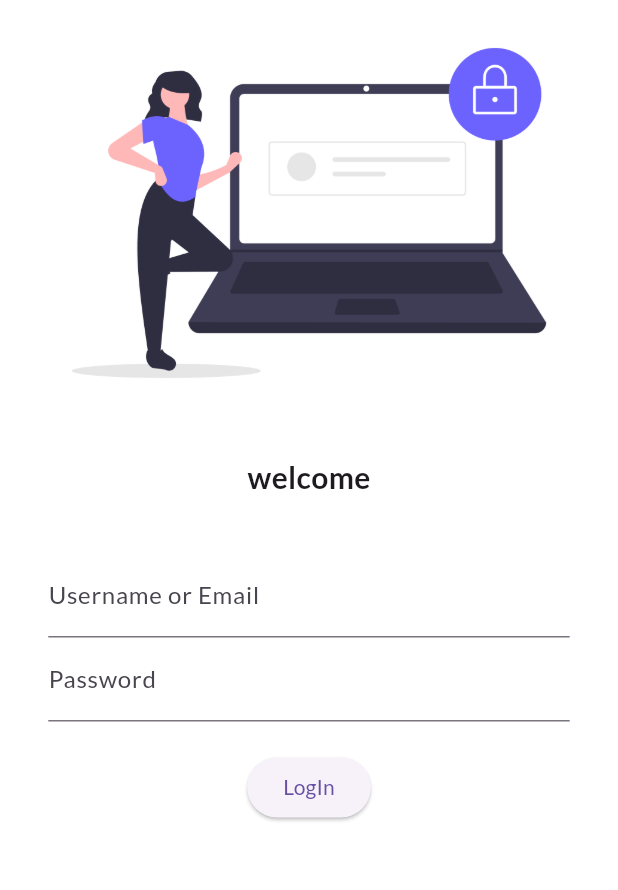
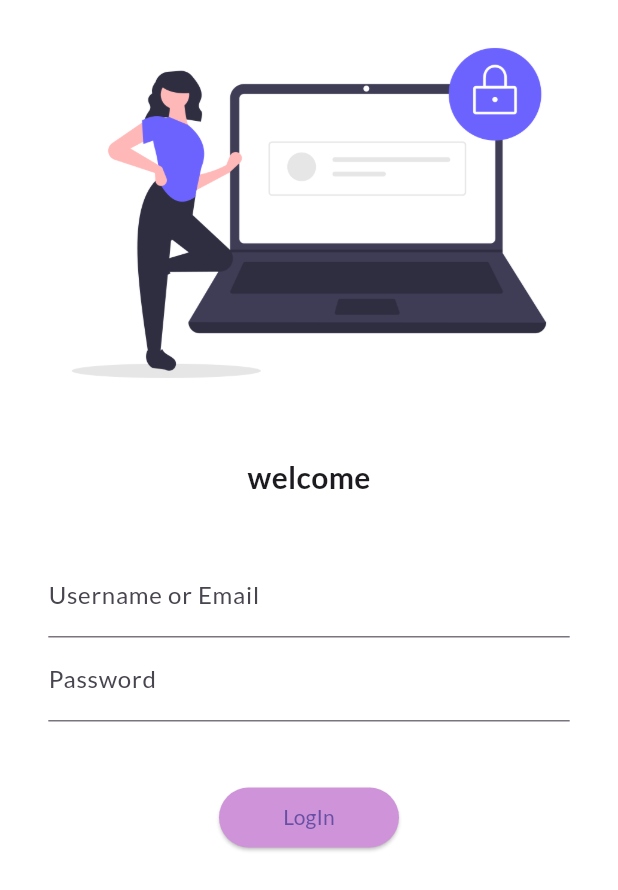
Before and after one commit to Torabarnob203311003/Learning-Flutter, a Flutter app: the screen it shows after launch, on a phone screen of 412 x 824 dp. Shown: the top 890 px of the screen. Run offline on Flutter 3.47's test engine with Material 3 defaults, Android fonts, the phone set to English and light mode, and no system bars; our stand-ins replace google_fonts.

```diff
--- a/lib/main.dart
+++ b/lib/main.dart
@@ -1,7 +1,9 @@
 import 'package:flutter/material.dart';
 import 'package:google_fonts/google_fonts.dart';
 import 'package:my_app/pages/login_page.dart';
+import 'package:my_app/utils/routes.dart';
 import 'pages/home_page.dart';
+import 'pages/login_page.dart';
 
 void main() {
   runApp(MyApp());
@@ -16,13 +18,17 @@ class MyApp extends StatelessWidget {
         primarySwatch: Colors.deepOrange,
         fontFamily: GoogleFonts.lato().fontFamily,
       ),
+      debugShowCheckedModeBanner: false,
       darkTheme: ThemeData(
         brightness: Brightness.dark,
       ),
       routes: {
         "/": (context) => MyWidget(),
-        "/loginpage": (context) => HomePage()
+        MyRoutes.homeRoute: (context) => HomePage(),
+        MyRoutes.loginRoute: (context) => LoginPage()
       },
     );
   }
+
+  LoginPage() {}
 }
--- a/lib/pages/login_page.dart
+++ b/lib/pages/login_page.dart
@@ -1,4 +1,5 @@
 import 'package:flutter/material.dart';
+import 'package:my_app/utils/routes.dart';
 
 class MyWidget extends StatelessWidget {
   const MyWidget({super.key});
@@ -8,6 +9,7 @@ class MyWidget extends StatelessWidget {
     var labelText = "username or email";
     return Material(
         color: Colors.white,
+        child: SingleChildScrollView(
           child: Column(
             children: [
               Image.asset(
@@ -26,8 +28,8 @@ class MyWidget extends StatelessWidget {
                 height: 20.0,
               ),
               Padding(
-              padding:
-                  const EdgeInsets.symmetric(vertical: 16.0, horizontal: 32.20),
+                padding: const EdgeInsets.symmetric(
+                    vertical: 16.0, horizontal: 32.20),
                 child: Column(
                   children: [
                     TextFormField(
@@ -42,17 +44,26 @@ class MyWidget extends StatelessWidget {
                     SizedBox(
                       height: 20.0,
                     ),
+                    SizedBox(
+                      height: 20.0,
+                    ),
                     ElevatedButton(
                       onPressed: () {
-                      print("yes u did it right");
+                        print(
+                          Navigator.pushNamed(context, MyRoutes.homeRoute),
+                        );
                       },
                       child: Text("LogIn"),
-                    style: TextButton.styleFrom(),
+                      style: TextButton.styleFrom(
+                        backgroundColor: Colors.purple[200],
+                        minimumSize: Size(120, 40),
+                      ),
                     ),
                   ],
                 ),
               )
             ],
+          ),
         ));
   }
 }
--- /dev/null
+++ b/lib/utils/routes.dart
@@ -0,0 +1,4 @@
+class MyRoutes {
+  static String loginRoute = "/login";
+  static String homeRoute = "/home";
+}
```
Lines whose indentation alone changed are shown as unchanged.
